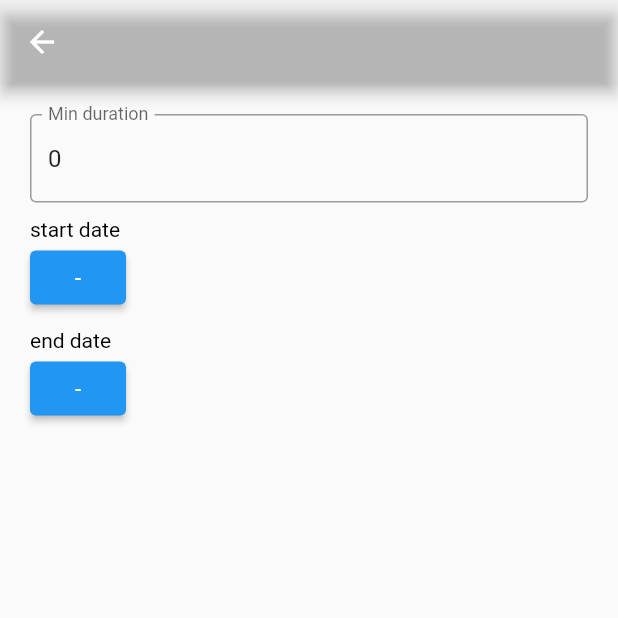
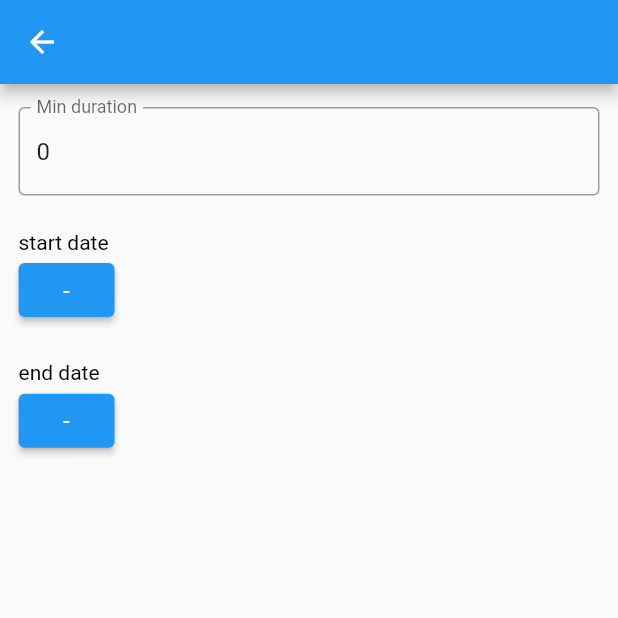
Before and after one commit to Flonator3000/call-history, a Flutter app: the screen it shows after launch, after a tap on the "filter alt" icon, on a phone screen of 412 x 824 dp, the top half of it. Run offline on Flutter 3.47's test engine with Material 2 defaults, Android fonts, the light colour scheme and no system bars; our stand-ins replace get_it, hive, hive_flutter, injectable; missing offline and left inert: call_log; accounts and stored records are empty.

Commit message:
Set heights and widths with MediaQuery.size

```diff
--- a/lib/screen/filter_screen.dart
+++ b/lib/screen/filter_screen.dart
@@ -22,6 +22,13 @@ class _FilterScreenState extends State<FilterScreen> {
 
   @override
   Widget build(BuildContext context) {
+    final AppBar appBar = AppBar();
+
+    final mediaQuery = MediaQuery.of(context);
+    var statusBarHeight = MediaQuery.of(context).viewPadding.top;
+    final maxContentHeight = mediaQuery.size.height - appBar.preferredSize.height - statusBarHeight;
+    final maxContentWidth = mediaQuery.size.width;
+
     return WillPopScope(
       onWillPop: () async {
         bool shouldPop = true;
@@ -30,26 +37,24 @@ class _FilterScreenState extends State<FilterScreen> {
         return shouldPop;
       },
       child: Scaffold(
-        appBar: AppBar(
-          backgroundColor: Colors.transparent,
-        ),
-        body: Consumer<FilterProvider>(
-          builder: (context, filterProvider, _) => Container(
-            padding: EdgeInsets.all(20),
-            child: Column(
+        appBar: appBar,
+        body: Padding(
+          padding: EdgeInsets.only(left: maxContentWidth * 0.03, right: maxContentWidth * 0.03, top: maxContentHeight * 0.02, bottom: maxContentHeight * 0.02),
+          child: Consumer<FilterProvider>(
+            builder: (context, filterProvider, _) => Column(
                 crossAxisAlignment: CrossAxisAlignment.start,
                 children: [
                   _buildMinDuration(filterProvider),
                   SizedBox(
-                  height: 10,
+                    height: maxContentHeight * 0.03,
                   ),
                   _buildStartDate(filterProvider),
                   SizedBox(
-                  height: 10,
+                    height: maxContentHeight * 0.03,
                   ),
                   _buildEndDate(filterProvider),
                   SizedBox(
-                  height: 10,
+                    height: maxContentHeight * 0.03,
                   ),
                   // ElevatedButton(
                   //   onPressed: () {
@@ -83,6 +88,7 @@ class _FilterScreenState extends State<FilterScreen> {
                   // ),
                 ],
               ),
+
           ),
         ),
       ),
--- a/lib/screen/logs_screen.dart
+++ b/lib/screen/logs_screen.dart
@@ -20,8 +20,9 @@ class _LogsScreenState extends State<LogsScreen> {
 
   @override
   Widget build(BuildContext context) {
-    return Scaffold(
-      appBar: AppBar(
+
+
+    AppBar appBar = AppBar(
       title: Text("LogsScreen"),
       actions: [
         IconButton(
@@ -34,36 +35,45 @@ class _LogsScreenState extends State<LogsScreen> {
               },
             ))
       ],
-      ),
-      body: Column(
+    );
+
+    final mediaQuery = MediaQuery.of(context);
+    var statusBarHeight = MediaQuery.of(context).viewPadding.top;
+    final maxContentHeight = mediaQuery.size.height - appBar.preferredSize.height - statusBarHeight;
+    final maxContentWidth = mediaQuery.size.width;
+
+    return Scaffold(
+      appBar: appBar,
+      body: Padding(
+        padding: EdgeInsets.only(left: maxContentWidth * 0.03, right: maxContentWidth * 0.03, top: maxContentHeight * 0.02, bottom: maxContentHeight * 0.02),
+        child: SizedBox(
+          height: maxContentHeight * 0.96,
+          child: Column(
             mainAxisAlignment: MainAxisAlignment.start,
             children: <Widget>[
-          FutureBuilder(
+              Expanded(
+                child: FutureBuilder(
                     future: entries,
                     builder: (BuildContext context, AsyncSnapshot snapshot) {
                       List<Widget> children;
                       if (snapshot.hasData) {
                         children = <Widget>[
-                    Padding(
-                      padding: const EdgeInsets.only(top: 0),
-                      child: SizedBox(
-                        height: 600,
-                        child: Consumer<FilterProvider>(
+                              Consumer<FilterProvider>(
                                   builder: (context, filterProvider, _) {
                                     List<CallLogListRow> content = getContent(
                                         snapshot, filterProvider.minDuration,
                                         filterProvider.startDate,
                                         filterProvider.endDate);
-                              return ListView.builder(
+                                    return Expanded(
+                                      child: ListView.builder(
                                           itemCount: content.length,
                                           itemBuilder: (context, index) {
                                             return content[index];
                                           }
+                                      ),
                                     );
                                   }
                             ),
-                      ),
-                    )
                         ];
                       } else if (snapshot.hasError) {
                         children = <Widget>[
@@ -72,30 +82,24 @@ class _LogsScreenState extends State<LogsScreen> {
                             color: Colors.red,
                             size: 60,
                           ),
-                    Padding(
-                      padding: const EdgeInsets.only(top: 16),
-                      child: Text('Error: ${snapshot.error}'),
-                    ),
+                          Text('Error: ${snapshot.error}'),
                         ];
                       } else {
                         children = const <Widget>[
-                    SizedBox(
-                      width: 60,
-                      height: 60,
-                      child: CircularProgressIndicator(),
-                    ),
-                    Padding(
-                      padding: EdgeInsets.only(top: 16),
-                      child: Text('Awaiting result...'),
-                    ),
+                          CircularProgressIndicator(),
+                          Text('Awaiting result...'),
                         ];
                       }
                       return Column(
                         mainAxisAlignment: MainAxisAlignment.center,
+                        crossAxisAlignment: CrossAxisAlignment.center,
                         children: children,
                       );
-              })
+                    }),
+              )
             ],
+          ),
+        ),
       ),
     );
   }
```
Lines whose indentation alone changed are shown as unchanged.
